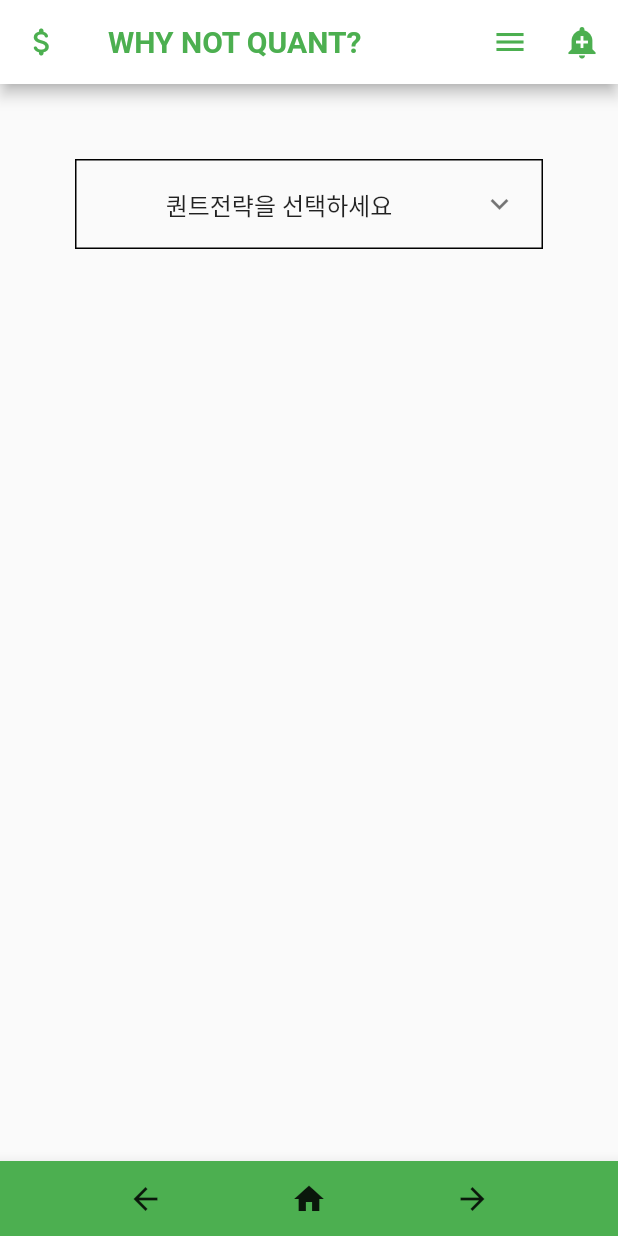
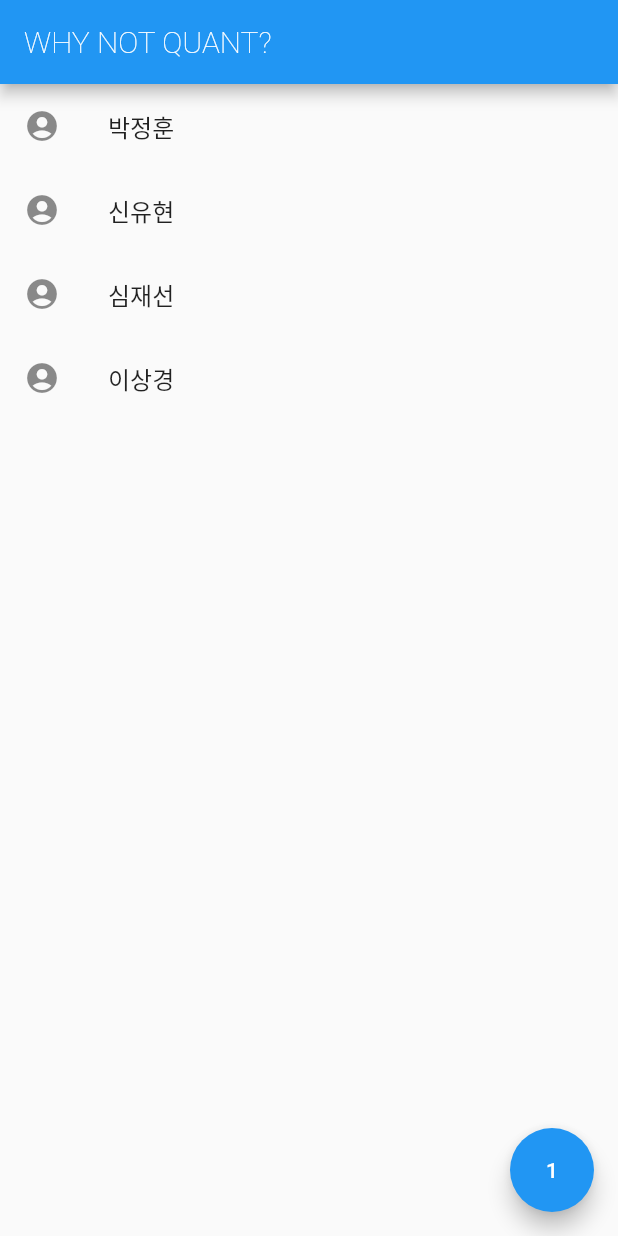
Before and after one commit to hhtwht75/flutter_example, a Flutter app: the screen it shows after launch, on a phone screen of 412 x 824 dp. Run offline on Flutter 3.47's test engine with Material 2 defaults, Android fonts, the phone set to English and light mode, and no system bars.

Commit message:
Button test 완료

```diff
--- a/lib/main.dart
+++ b/lib/main.dart
@@ -1,118 +1,48 @@
 import 'package:flutter/material.dart';
 
 void main() {
-  runApp(const MyApp());
+  runApp(MyApp());
 }
 
-class MyApp extends StatelessWidget {
-  const MyApp({super.key});
+class MyApp extends StatefulWidget {
+  MyApp({super.key});
+
+  @override
+  State<MyApp> createState() => _MyAppState();
+}
+
+class _MyAppState extends State<MyApp> {
+  var a = 1;
+  var name = ['박정훈', '신유현', '심재선', '이상경'];
+  var like = [0, 0, 0, 0];
+
   @override
   Widget build(BuildContext context) {
 
     return MaterialApp(
       home: Scaffold(
+        floatingActionButton: FloatingActionButton(
+          child: Text(a.toString()),
+          onPressed: (){
+            setState(() {
+              a++;
+            });
+          },
+        ),
         appBar: AppBar(
-          foregroundColor: Colors.green,
-          leading: Icon(Icons.attach_money_rounded),
           title: Text(
             'WHY NOT QUANT?',
-            style: TextStyle(
-              // color: Colors.black,
-              fontWeight: FontWeight.bold,
-            )
-          ),
-          // centerTitle: true,
-          backgroundColor: Colors.white,
-          actions: [
-            IconButton(onPressed: (){}, icon: Icon(Icons.menu)),
-            IconButton(onPressed: (){}, icon: Icon(Icons.add_alert))
-          ],
+            style: TextStyle(fontWeight: FontWeight.w100),
+          )
         ),
-
-        // body: Container(
-        //   padding: EdgeInsets.all(20),
-        //   decoration: BoxDecoration(border: Border.all(color: Colors.black)),
-        //   height: 250,
-        //   width: double.infinity,
-        //   child: Row(
-        //     children: [
-        //       Flexible(
-        //         flex:3,
-        //         child: Container(
-        //           margin: EdgeInsets.fromLTRB(10,0,0,0),
-        //           child: Image(
-        //             alignment: Alignment.center,
-        //             image: AssetImage('assets/wine.jpg'),
-        //           ),
-        //         ),
-        //       ),
-        //       Flexible(
-        //         flex: 7,
-        //         child: Padding(
-        //           padding: const EdgeInsets.fromLTRB(20,20,10,20),
-        //           child: Column(
-        //             mainAxisAlignment: MainAxisAlignment.spaceEvenly,
-        //             crossAxisAlignment: CrossAxisAlignment.start,
-        //             children: [
-        //               Expanded(
-        //                 child: Text(
-        //                   '캐논 DSLR 100D (단렌즈, 충전기 16기가SD 포함 솰라솰라솰라솰라)',
-        //                   softWrap: true,
-        //                   // overflow: TextOverflow.clip,
-        //                 ),
-        //               ),
-        //               SizedBox(
-        //                 height: 30,
-        //                 child: Text('성동구 행당동 끌올 10분전')
-        //               ),
-        //               SizedBox(height: 30, child: Text('210,000원')),
-        //               SizedBox(
-        //                 height: 30,
-        //                 child: Row(
-        //                   mainAxisAlignment: MainAxisAlignment.end,
-        //                   children: [
-        //                     Icon(Icons.favorite_border),
-        //                     Text('4')
-        //                   ],
-        //                 ),
-        //               )
-        //             ],
-        //           ),
-        //         ),
-        //       )
-        //     ],
-        //   ),
-        // ),
-
-        body: Align(
-          alignment: Alignment.topCenter,
-          child: Container(
-            margin: EdgeInsets.all(50),
-            decoration: BoxDecoration(
-              border: Border.all(color: Colors.black)
-            ),
-            child: ExpansionTile(
-              title: Text("퀀트전략을 선택하세요", textAlign: TextAlign.center),
-              children: [
-                ListTile(title: Text("GAA", textAlign: TextAlign.center)),
-                ListTile(title: Text("GAA aggressive", textAlign: TextAlign.center)),
-              ],
-            ),
-          ),
-        ),
-        bottomNavigationBar: BottomAppBar(
-          color: Colors.green,
-          child: SizedBox(
-            height: 50,
-            child: Row(
-              mainAxisAlignment: MainAxisAlignment.spaceEvenly,
-              children: [
-                Icon(Icons.arrow_back),
-                Icon(Icons.home),
-                Icon(Icons.arrow_forward),
-              ]
-            ),
-          )
+        body: ListView.builder(
+          itemCount: 4,
+          itemBuilder: (c, i){
+            return ListTile(
+              leading: Icon(Icons.account_circle),
+              title: Text(name[i]),
+            );
+          },
         ),
       )
     );
```
